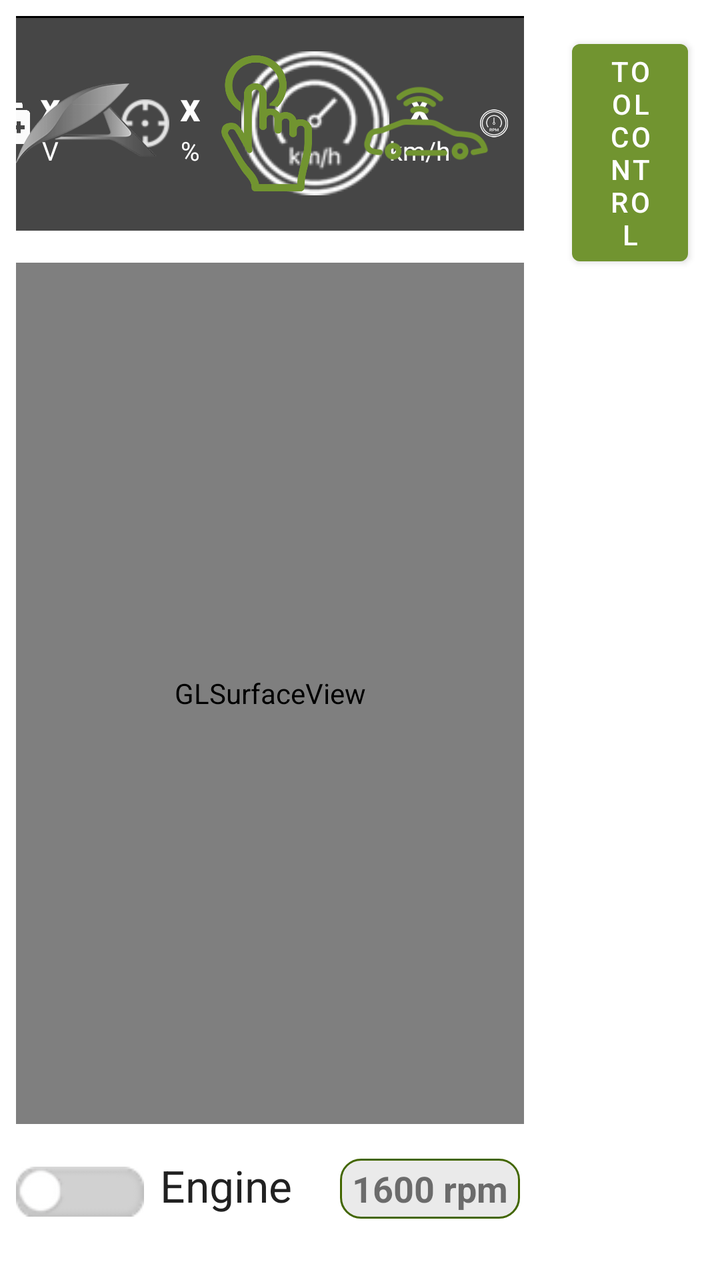
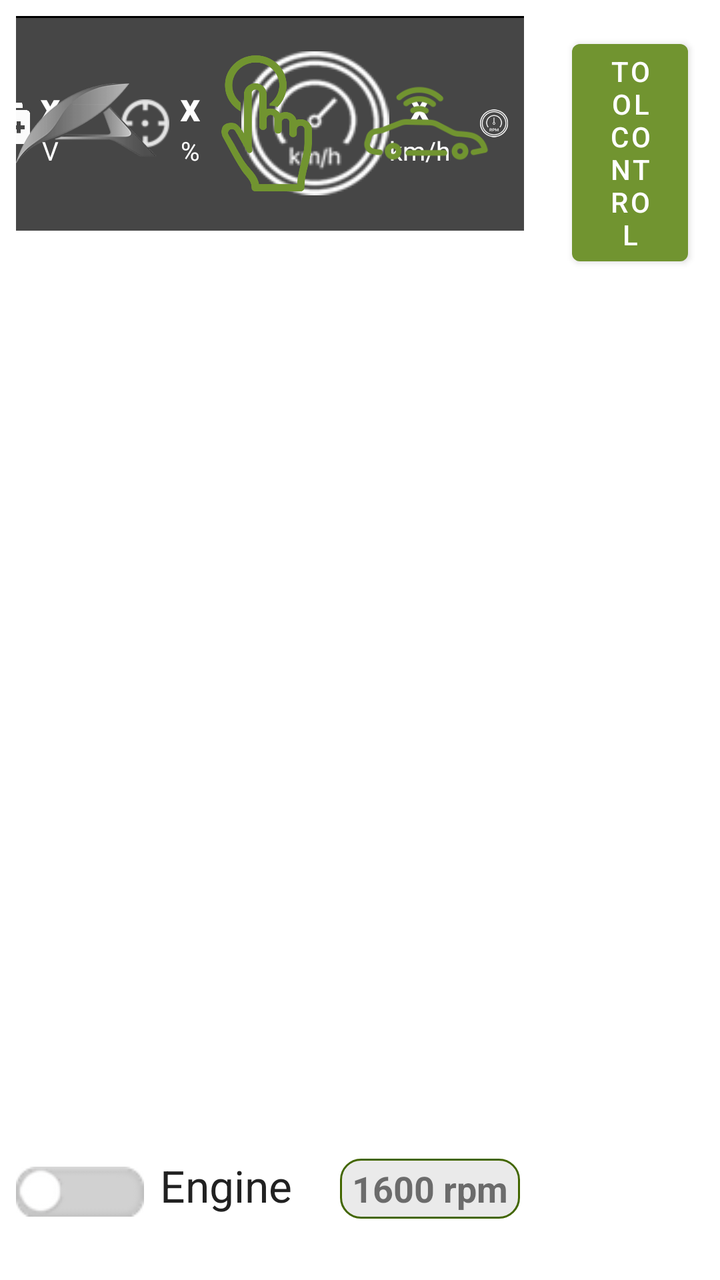

The first picture is an Android layout as it rendered before a commit; the second is the same layout after the commit. The layout source and the unified diff follow.
<!-- AndroidManifest.xml: application theme AppTheme -->
<!-- res/layout/fragment_manual_control.xml -->
<?xml version="1.0" encoding="utf-8"?>
<layout xmlns:android="http://schemas.android.com/apk/res/android"
    xmlns:app="http://schemas.android.com/apk/res-auto">

    <data>

        <variable
            name="viewModel"
            type="eu.agribot.agribotapp.ui.fragment.manualcontrol.ManualControlViewModel" />
    </data>

    <LinearLayout
        android:layout_width="match_parent"
        android:layout_height="match_parent"
        android:orientation="horizontal">

            <LinearLayout
                android:layout_width="0dp"
                android:layout_height="match_parent"
                android:layout_weight="3"
                android:orientation="vertical">


              <FrameLayout
                  android:layout_width="match_parent"
                  android:layout_height="0dp"
                  android:layout_weight="1"
                  android:layout_margin="@dimen/margin_medium">

                  <include
                      layout="@layout/view_status" />

              </FrameLayout>

             <FrameLayout
                 android:layout_width="match_parent"
                 android:layout_height="0dp"
                 android:layout_weight="4"
                 android:layout_margin="@dimen/margin_medium">

                 <android.opengl.GLSurfaceView
                     android:layout_width="match_parent"
                     android:layout_height="match_parent" />


             </FrameLayout>

                <FrameLayout
                    android:layout_width="match_parent"
                    android:layout_height="0dp"
                    android:layout_weight="0.5"
                    android:layout_margin="@dimen/margin_medium">

                <include
                    layout="@layout/view_engine"/>

                </FrameLayout>


            </LinearLayout>


        <LinearLayout
            android:layout_width="0dp"
            android:layout_height="match_parent"
            android:layout_weight="1"
            android:orientation="vertical">

            <com.google.android.material.button.MaterialButton
                android:layout_width="wrap_content"
                android:layout_height="wrap_content"
                android:layout_margin="@dimen/margin_large"
                android:onClick="@{() -> viewModel.onToolControlClicked()}"
                android:text="@string/title_tool_control"
                android:layout_gravity="center"/>



        </LinearLayout>

    </LinearLayout>

</layout>
<!-- res/layout/view_status.xml (included above) -->
<?xml version="1.0" encoding="utf-8"?>
<RelativeLayout
    xmlns:android="http://schemas.android.com/apk/res/android"
    android:layout_width="match_parent"
    android:layout_height="wrap_content"
    xmlns:app="http://schemas.android.com/apk/res-auto"
    android:background="@color/statusPrimaryDark"
    android:orientation="horizontal">

    <LinearLayout
        android:id="@+id/action_status_layout"
        android:layout_width="wrap_content"
        android:layout_height="match_parent"
        android:layout_centerVertical="true"
        android:layout_alignParentRight="true"
        android:gravity="center"
        android:orientation="horizontal"
        android:visibility="visible">

        <ImageView
            android:layout_width="74px"
            android:layout_height="72px"
            android:layout_marginBottom="15dp"
            android:layout_marginRight="5dp"
            android:layout_marginTop="15dp"
            android:src="@drawable/ic_accumvol"/>

        <LinearLayout
            android:layout_width="wrap_content"
            android:layout_height="wrap_content"
            android:layout_marginRight="30dp"
            android:orientation="vertical">

            <TextView
                android:id="@+id/accumVoltage"
                android:layout_width="match_parent"
                android:layout_height="match_parent"
                android:gravity="center"
                android:text="x"
                android:textColor="@color/backgroundWhite"
                android:textSize="@dimen/status_bar_status_text"
                android:textStyle="bold"/>

            <TextView
                android:layout_width="match_parent"
                android:layout_height="match_parent"
                android:gravity="center"
                android:text="V"
                android:textColor="@color/backgroundWhite"
                android:textSize="@dimen/status_bar_status_bottom_text"/>
        </LinearLayout>


        <ImageView
            android:layout_width="74px"
            android:layout_height="72px"
            android:layout_marginBottom="15dp"
            android:layout_marginRight="5dp"
            android:layout_marginTop="15dp"
            android:src="@drawable/ic_gps"/>

        <LinearLayout
            android:layout_width="wrap_content"
            android:layout_height="wrap_content"
            android:layout_marginRight="30dp"
            android:orientation="vertical">

            <TextView
                android:id="@+id/gpsQualVal"
                android:layout_width="match_parent"
                android:layout_height="match_parent"
                android:gravity="center"
                android:text="x"
                android:textColor="@color/backgroundWhite"
                android:textSize="@dimen/status_bar_status_text"
                android:textStyle="bold"/>

            <TextView
                android:layout_width="match_parent"
                android:layout_height="match_parent"
                android:gravity="center"
                android:text="%"
                android:textColor="@color/backgroundWhite"
                android:textSize="@dimen/status_bar_status_bottom_text"/>
        </LinearLayout>


        <ImageView
            android:layout_width="wrap_content"
            android:layout_height="match_parent"
            android:layout_marginBottom="15dp"
            android:layout_marginLeft="-10dp"
            android:layout_marginTop="15dp"
            android:src="@drawable/ic_velocity"
            android:tint="@color/backgroundWhite"/>

        <LinearLayout
            android:layout_width="wrap_content"
            android:layout_height="wrap_content"
            android:orientation="vertical">

            <TextView
                android:id="@+id/velocityVal"
                android:layout_width="match_parent"
                android:layout_height="match_parent"
                android:gravity="center"
                android:text="x"
                android:textColor="@color/backgroundWhite"
                android:textSize="@dimen/status_bar_status_text"
                android:textStyle="bold"/>

            <TextView
                android:layout_width="match_parent"
                android:layout_height="match_parent"
                android:gravity="center"
                android:text="km/h"
                android:textColor="@color/backgroundWhite"
                android:textSize="@dimen/status_bar_status_bottom_text"/>
        </LinearLayout>

        <ImageView
            android:layout_width="wrap_content"
            android:layout_height="match_parent"
            android:layout_marginBottom="15dp"
            android:layout_marginLeft="15dp"
            android:layout_marginRight="-10dp"
            android:layout_marginTop="15dp"
            android:src="@drawable/ic_rpm"
            android:tint="@color/backgroundWhite"/>

        <LinearLayout
            android:layout_width="wrap_content"
            android:layout_height="wrap_content"
            android:orientation="vertical">

            <TextView
                android:id="@+id/rpmVal"
                android:layout_width="match_parent"
                android:layout_height="match_parent"
                android:gravity="center"
                android:text="x"
                android:textColor="@color/backgroundWhite"
                android:textSize="@dimen/status_bar_status_text"
                android:textStyle="bold"/>

            <TextView
                android:layout_width="match_parent"
                android:layout_height="match_parent"
                android:gravity="center"
                android:text="rpm"
                android:textColor="@color/backgroundWhite"
                android:textSize="@dimen/status_bar_status_bottom_text"/>
        </LinearLayout>

        <ImageView
            android:layout_width="wrap_content"
            android:layout_height="match_parent"
            android:layout_marginBottom="15dp"
            android:layout_marginLeft="15dp"
            android:layout_marginTop="15dp"
            android:src="@drawable/ic_engine"
            android:tint="@color/backgroundWhite"/>

        <LinearLayout
            android:layout_width="wrap_content"
            android:layout_height="wrap_content"
            android:orientation="vertical">

            <TextView
                android:id="@+id/engineVal"
                android:layout_width="match_parent"
                android:layout_height="match_parent"
                android:gravity="center"
                android:text="x"
                android:textColor="@color/backgroundWhite"
                android:textSize="@dimen/status_bar_status_text"
                android:textStyle="bold"/>

            <TextView
                android:layout_width="match_parent"
                android:layout_height="match_parent"
                android:gravity="center"
                android:text="%"
                android:textColor="@color/backgroundWhite"
                android:textSize="@dimen/status_bar_status_bottom_text"/>
        </LinearLayout>

        <ImageView
            android:layout_width="wrap_content"
            android:layout_height="match_parent"
            android:layout_marginBottom="15dp"
            android:layout_marginLeft="15dp"
            android:layout_marginTop="15dp"
            android:src="@drawable/fuel_icon"
            android:tint="@color/backgroundWhite"/>

        <LinearLayout
            android:layout_width="wrap_content"
            android:layout_height="wrap_content"
            android:orientation="vertical">

            <TextView
                android:id="@+id/fuelVal"
                android:layout_width="match_parent"
                android:layout_height="match_parent"
                android:gravity="center"
                android:text="x"
                android:textColor="@color/backgroundWhite"
                android:textSize="@dimen/status_bar_status_text"
                android:textStyle="bold"/>

            <TextView
                android:layout_width="match_parent"
                android:layout_height="match_parent"
                android:gravity="center"
                android:text="%"
                android:textColor="@color/backgroundWhite"
                android:textSize="@dimen/status_bar_status_bottom_text"/>
        </LinearLayout>

        <ImageView
            android:layout_width="wrap_content"
            android:layout_height="match_parent"
            android:layout_marginBottom="15dp"
            android:layout_marginLeft="15dp"
            android:layout_marginRight="-10dp"
            android:layout_marginTop="15dp"
            android:src="@drawable/ic_fuelhour"
            android:tint="@color/backgroundWhite"/>

        <LinearLayout
            android:layout_width="wrap_content"
            android:layout_height="wrap_content"
            android:orientation="vertical">

            <TextView
                android:id="@+id/combustionVal"
                android:layout_width="30dp"
                android:layout_height="match_parent"
                android:gravity="center"
                android:text="x"
                android:textColor="@color/backgroundWhite"
                android:textSize="@dimen/status_bar_status_text"
                android:textStyle="bold"/>

            <TextView
                android:layout_width="match_parent"
                android:layout_height="match_parent"
                android:gravity="center"
                android:text="l/h"
                android:textColor="@color/backgroundWhite"
                android:textSize="@dimen/status_bar_status_bottom_text"/>

        </LinearLayout>
    </LinearLayout>

    <ImageButton
        android:id="@+id/logo"
        android:layout_width="70dp"
        android:layout_height="40dp"
        android:layout_alignParentStart="true"
        android:layout_centerVertical="true"
        android:layout_gravity="center_vertical"
        android:background="@android:color/transparent"
        android:scaleType="fitXY"
        android:src="@drawable/logo_grayscale"/>

    <ImageView
        android:layout_width="70dp"
        android:layout_height="70dp"
        android:layout_marginLeft="20dp"
        android:layout_marginTop="10dp"
        android:layout_marginBottom="10dp"
        android:id="@+id/manual_icon"
        android:layout_toRightOf="@id/logo"
        android:layout_centerVertical="true"
        android:src="@drawable/manual_icon"
        android:tint="@color/colorPrimary" />

    <ImageView
        android:layout_width="70dp"
        android:layout_height="70dp"
        android:layout_marginLeft="100dp"
        android:layout_marginTop="10dp"
        android:layout_marginBottom="10dp"
        android:id="@+id/automatic_icon"
        android:layout_toRightOf="@id/logo"
        android:layout_centerVertical="true"
        android:src="@drawable/automatic_icon"
        android:tint="@color/colorPrimary" />

    <View
        android:layout_width="match_parent"
        android:layout_height="1dp"
        android:background="#000"/>

    <LinearLayout
        android:visibility="invisible"
        android:layout_marginLeft="175dp"
        android:layout_weight="0.5"
        android:layout_marginBottom="10dp"
        android:layout_width="wrap_content"
        android:layout_height="wrap_content"
        android:layout_alignParentStart="true"
        android:layout_centerVertical="true"
        android:scaleType="fitXY"
        android:layout_gravity="left"
        android:orientation="horizontal"
        android:background="@drawable/shape_background">

        <Switch
            android:visibility="invisible"
            android:id="@+id/engineRpmSwitch"
            android:checked="false"
            style="@style/AgribotSwitch"
            android:layout_width="wrap_content"
            android:layout_height="wrap_content" />

        <TextView
            android:visibility="invisible"
            android:id="@+id/rpmEngineText"
            android:layout_width="70dp"
            android:layout_height="wrap_content"
            android:layout_marginStart="10dp"
            android:text="@string/engine"
            android:textColor="#000000"
            android:textAppearance="@style/Base.TextAppearance.AppCompat.Large" />

        <androidx.appcompat.widget.AppCompatSeekBar
            android:visibility="invisible"
            android:layout_width="150dp"
            android:layout_height="wrap_content"
            android:layout_marginLeft="10dp"
            android:layout_marginRight="10dp"
            android:id="@+id/rpmEngineSlider"
            android:layout_weight="1"
            android:background="#0000"
            android:max="100"
            android:progressDrawable="@drawable/slider_progress"
            android:splitTrack="false"
            android:theme="@style/Widget.AppCompat.SeekBar.Discrete"
            android:thumb="@drawable/slider_thumb"
            app:tickMark="@null"/>

        <TextView
            android:visibility="invisible"
            android:id="@+id/rpmEngineValueText"
            android:layout_width="90dp"
            android:layout_height="30dp"
            android:layout_marginRight="10dp"
            android:background="@drawable/shape_gears_background_transparent"
            android:gravity="center"
            android:text="1600 rpm"
            android:textColor="#000000"
            android:textSize="18sp"
            android:textStyle="bold" />
    </LinearLayout>

    <View
        android:layout_width="match_parent"
        android:layout_height="match_parent"
        android:layout_alignStart="@+id/manual_icon"
        android:layout_alignParentTop="true"
        android:layout_marginStart="-90dp"
        android:layout_weight="0.5" />

</RelativeLayout>
<!-- res/layout/view_engine.xml (included above) -->
<?xml version="1.0" encoding="utf-8"?>
<LinearLayout android:layout_width="match_parent"
    android:layout_height="wrap_content"
    xmlns:android="http://schemas.android.com/apk/res/android"
    xmlns:app="http://schemas.android.com/apk/res-auto"
    android:orientation="horizontal">

    <View
        android:layout_width="0dp"
        android:layout_height="wrap_content"
        android:layout_weight="1"/>

    <Switch
        android:id="@+id/engineRpmSwitch"
        android:checked="false"
        style="@style/AgribotSwitch"
        android:layout_width="wrap_content"
        android:layout_height="wrap_content" />

    <TextView
        android:id="@+id/rpmEngineText"
        android:layout_width="70dp"
        android:layout_height="wrap_content"
        android:layout_marginStart="@dimen/margin_medium"
        android:text="@string/engine"
        android:textAppearance="@style/Base.TextAppearance.AppCompat.Large" />

    <androidx.appcompat.widget.AppCompatSeekBar
        android:layout_width="0dp"
        android:layout_height="wrap_content"
        android:layout_marginLeft="10dp"
        android:layout_marginRight="10dp"
        android:id="@+id/rpmEngineSlider"
        android:layout_weight="1"
        android:background="#0000"
        android:max="100"
        android:progressDrawable="@drawable/slider_progress"
        android:splitTrack="false"
        android:theme="@style/Widget.AppCompat.SeekBar.Discrete"
        android:thumb="@drawable/slider_thumb"
        app:tickMark="@null" />

    <TextView
        android:id="@+id/rpmEngineValueText"
        android:layout_width="90dp"
        android:layout_height="30dp"
        android:layout_marginEnd="@dimen/margin_medium"
        android:background="@drawable/shape_gears_background_transparent"
        android:gravity="center"
        android:text="@string/example_rpm"
        android:textSize="18sp"
        android:textStyle="bold" />

    <View
        android:layout_width="0dp"
        android:layout_height="wrap_content"
        android:layout_weight="4"/>

</LinearLayout>
<!-- resources referenced by this layout -->
<resources>
  <color name="backgroundWhite">#fefefe</color>
  <color name="colorPrimary">@color/base_green</color>
  <color name="statusPrimaryDark">#464646</color>
  <dimen name="margin_large">16dp</dimen>
  <dimen name="margin_medium">8dp</dimen>
  <dimen name="status_bar_status_bottom_text">13sp</dimen>
  <dimen name="status_bar_status_text">20sp</dimen>
  <!-- drawable shape_background (drawable) -->
  <?xml version="1.0" encoding="utf-8"?>
  <shape xmlns:android="http://schemas.android.com/apk/res/android"
      android:shape="rectangle">
  
      <solid android:color="@color/colorPrimary"></solid>
  
  
      <corners android:radius="5dp"></corners>
  
  </shape>
  <!-- drawable shape_gears_background_transparent (drawable) -->
  <?xml version="1.0" encoding="utf-8"?>
  <shape xmlns:android="http://schemas.android.com/apk/res/android"
      android:shape="rectangle">
  
      <solid android:color="#9DDD"></solid>
  
      <stroke
          android:width="3px"
          android:color="@color/colorPrimaryDark"></stroke>
  
  
      <corners android:radius="10dp"></corners>
  
  </shape>
  <!-- drawable slider_thumb (drawable) -->
  <?xml version="1.0" encoding="utf-8"?>
  <shape xmlns:android="http://schemas.android.com/apk/res/android"
      android:shape="rectangle">
      <size
          android:width="16dp"
          android:height="36dp" />
      <gradient
          android:angle="90"
          android:centerColor="#636363"
          android:centerX="0.7"
          android:endColor="#959595"
          android:startColor="#4b4b4b" />
  
      <corners android:radius="8dp" />
  
  </shape>
  <string name="engine">Engine</string>
  <string name="example_rpm">1600 rpm</string>
  <string name="title_tool_control">Tool Control</string>
  <style name="AgribotSwitch">
          <item name="android:track">@drawable/selector_switch_track</item>
          <item name="android:thumb">@drawable/switch_thumb</item>
          <item name="android:switchMinWidth">64dp</item>
      </style>
  <style name="AppTheme" parent="Theme.MaterialComponents.Light.DarkActionBar">
          
          <item name="colorPrimary">@color/colorPrimary</item>
          <item name="colorPrimaryDark">@color/colorPrimaryDark</item>
          <item name="colorAccent">@color/colorAccent</item>
      </style>
  <color name="base_green">#719430</color>
  <color name="colorPrimaryDark">@color/base_green_darker</color>
  <!-- drawable selector_switch_track (drawable) -->
  <?xml version="1.0" encoding="utf-8"?>
  <selector xmlns:android="http://schemas.android.com/apk/res/android">
      <item android:drawable="@drawable/switch_track_unchecked" android:state_checked="false" />
      <item android:drawable="@drawable/switch_track_checked" android:state_checked="true"/>
  </selector>
  <color name="colorAccent">@color/gray</color>
  <color name="base_green_darker">#426600</color>
  <color name="gray">#4E555B</color>
  <!-- unchanged entries left out for length: 14 -->
</resources>

<!-- the commit's change to res/layout/fragment_manual_control.xml (unified diff, before → after) -->
@@ -37,11 +37,6 @@
                  android:layout_height="0dp"
                  android:layout_weight="4"
                  android:layout_margin="@dimen/margin_medium">
-
-                 <android.opengl.GLSurfaceView
-                     android:layout_width="match_parent"
-                     android:layout_height="match_parent" />
-
 
              </FrameLayout>
 
